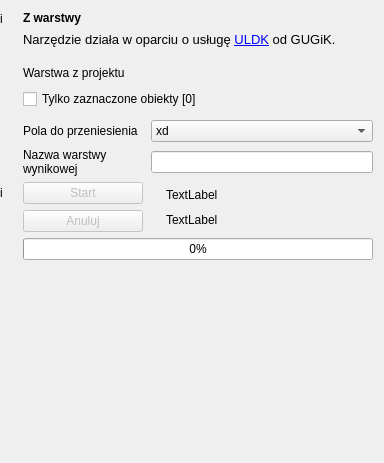
This is gissupport_plugin/modules/uldk/modules/layer_import/main_base.ui in gis-support/gis-support-plugin as Qt 5 draws it before an edit. The edited form follows.
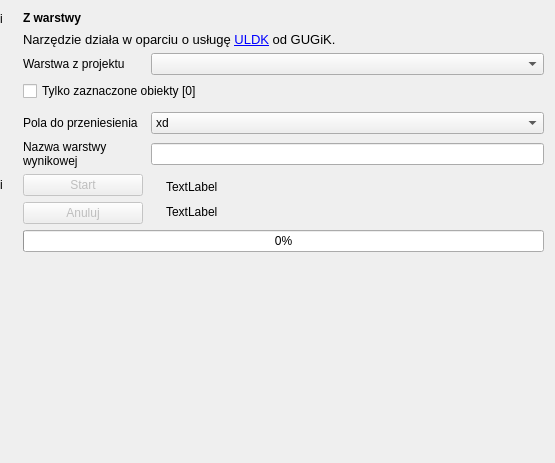
This is the edited form. Custom widgets are drawn as their Qt base class.

```diff
--- a/gissupport_plugin/modules/uldk/modules/layer_import/main_base.ui
+++ b/gissupport_plugin/modules/uldk/modules/layer_import/main_base.ui
@@ -6,7 +6,7 @@
    <rect>
     <x>0</x>
     <y>0</y>
-    <width>384</width>
+    <width>555</width>
     <height>463</height>
    </rect>
   </property>
@@ -37,117 +37,6 @@
      <property name="horizontalSpacing">
       <number>8</number>
      </property>
-     <item row="8" column="1">
-      <widget class="QPushButton" name="button_start">
-       <property name="enabled">
-        <bool>false</bool>
-       </property>
-       <property name="sizePolicy">
-        <sizepolicy hsizetype="Maximum" vsizetype="Fixed">
-         <horstretch>0</horstretch>
-         <verstretch>0</verstretch>
-        </sizepolicy>
-       </property>
-       <property name="minimumSize">
-        <size>
-         <width>120</width>
-         <height>0</height>
-        </size>
-       </property>
-       <property name="text">
-        <string>Start</string>
-       </property>
-      </widget>
-     </item>
-     <item row="9" column="1">
-      <widget class="QPushButton" name="button_cancel">
-       <property name="enabled">
-        <bool>false</bool>
-       </property>
-       <property name="sizePolicy">
-        <sizepolicy hsizetype="Minimum" vsizetype="Fixed">
-         <horstretch>0</horstretch>
-         <verstretch>0</verstretch>
-        </sizepolicy>
-       </property>
-       <property name="minimumSize">
-        <size>
-         <width>120</width>
-         <height>0</height>
-        </size>
-       </property>
-       <property name="maximumSize">
-        <size>
-         <width>120</width>
-         <height>16777215</height>
-        </size>
-       </property>
-       <property name="text">
-        <string>Anuluj</string>
-       </property>
-      </widget>
-     </item>
-     <item row="0" column="0">
-      <widget class="QLabel" name="label_info_icon">
-       <property name="maximumSize">
-        <size>
-         <width>15</width>
-         <height>15</height>
-        </size>
-       </property>
-       <property name="toolTip">
-        <string/>
-       </property>
-       <property name="text">
-        <string>i</string>
-       </property>
-       <property name="scaledContents">
-        <bool>true</bool>
-       </property>
-      </widget>
-     </item>
-     <item row="2" column="1">
-      <spacer name="verticalSpacer_2">
-       <property name="orientation">
-        <enum>Qt::Vertical</enum>
-       </property>
-       <property name="sizeType">
-        <enum>QSizePolicy::Minimum</enum>
-       </property>
-       <property name="sizeHint" stdset="0">
-        <size>
-         <width>20</width>
-         <height>10</height>
-        </size>
-       </property>
-      </spacer>
-     </item>
-     <item row="5" column="1">
-      <spacer name="verticalSpacer_4">
-       <property name="orientation">
-        <enum>Qt::Vertical</enum>
-       </property>
-       <property name="sizeType">
-        <enum>QSizePolicy::Preferred</enum>
-       </property>
-       <property name="sizeHint" stdset="0">
-        <size>
-         <width>20</width>
-         <height>5</height>
-        </size>
-       </property>
-      </spacer>
-     </item>
-     <item row="3" column="2">
-      <widget class="QgsMapLayerComboBox" name="layer_select" native="true">
-       <property name="minimumSize">
-        <size>
-         <width>65</width>
-         <height>0</height>
-        </size>
-       </property>
-      </widget>
-     </item>
      <item row="0" column="1" colspan="2">
       <widget class="QLabel" name="label_info">
        <property name="maximumSize">
@@ -186,24 +75,7 @@
        </property>
       </widget>
      </item>
-     <item row="7" column="1">
-      <widget class="QLabel" name="label_2">
-       <property name="maximumSize">
-        <size>
-         <width>150</width>
-         <height>100</height>
-        </size>
-       </property>
-       <property name="text">
-        <string>Nazwa warstwy
-wynikowej</string>
-       </property>
-       <property name="wordWrap">
-        <bool>true</bool>
-       </property>
-      </widget>
-     </item>
-     <item row="8" column="0">
+     <item row="7" column="0">
       <widget class="QLabel" name="label_info_start">
        <property name="maximumSize">
         <size>
@@ -222,7 +94,7 @@
        </property>
       </widget>
      </item>
-     <item row="6" column="1">
+     <item row="5" column="1">
       <widget class="QLabel" name="label_4">
        <property name="maximumSize">
         <size>
@@ -238,7 +110,135 @@
        </property>
       </widget>
      </item>
-     <item row="7" column="2">
+     <item row="2" column="1">
+      <widget class="QLabel" name="label">
+       <property name="minimumSize">
+        <size>
+         <width>0</width>
+         <height>20</height>
+        </size>
+       </property>
+       <property name="maximumSize">
+        <size>
+         <width>150</width>
+         <height>100</height>
+        </size>
+       </property>
+       <property name="text">
+        <string>Warstwa z projektu</string>
+       </property>
+      </widget>
+     </item>
+     <item row="0" column="0">
+      <widget class="QLabel" name="label_info_icon">
+       <property name="maximumSize">
+        <size>
+         <width>15</width>
+         <height>15</height>
+        </size>
+       </property>
+       <property name="toolTip">
+        <string/>
+       </property>
+       <property name="text">
+        <string>i</string>
+       </property>
+       <property name="scaledContents">
+        <bool>true</bool>
+       </property>
+      </widget>
+     </item>
+     <item row="2" column="2">
+      <widget class="QgsMapLayerComboBox" name="layer_select">
+       <property name="minimumSize">
+        <size>
+         <width>65</width>
+         <height>0</height>
+        </size>
+       </property>
+      </widget>
+     </item>
+     <item row="4" column="1">
+      <spacer name="verticalSpacer_4">
+       <property name="orientation">
+        <enum>Qt::Vertical</enum>
+       </property>
+       <property name="sizeType">
+        <enum>QSizePolicy::Preferred</enum>
+       </property>
+       <property name="sizeHint" stdset="0">
+        <size>
+         <width>20</width>
+         <height>5</height>
+        </size>
+       </property>
+      </spacer>
+     </item>
+     <item row="8" column="1">
+      <widget class="QPushButton" name="button_cancel">
+       <property name="enabled">
+        <bool>false</bool>
+       </property>
+       <property name="sizePolicy">
+        <sizepolicy hsizetype="Minimum" vsizetype="Fixed">
+         <horstretch>0</horstretch>
+         <verstretch>0</verstretch>
+        </sizepolicy>
+       </property>
+       <property name="minimumSize">
+        <size>
+         <width>120</width>
+         <height>0</height>
+        </size>
+       </property>
+       <property name="maximumSize">
+        <size>
+         <width>120</width>
+         <height>16777215</height>
+        </size>
+       </property>
+       <property name="text">
+        <string>Anuluj</string>
+       </property>
+      </widget>
+     </item>
+     <item row="6" column="1">
+      <widget class="QLabel" name="label_2">
+       <property name="maximumSize">
+        <size>
+         <width>150</width>
+         <height>100</height>
+        </size>
+       </property>
+       <property name="text">
+        <string>Nazwa warstwy
+wynikowej</string>
+       </property>
+       <property name="wordWrap">
+        <bool>true</bool>
+       </property>
+      </widget>
+     </item>
+     <item row="9" column="1" colspan="2">
+      <widget class="QProgressBar" name="progress_bar">
+       <property name="sizePolicy">
+        <sizepolicy hsizetype="Preferred" vsizetype="Fixed">
+         <horstretch>0</horstretch>
+         <verstretch>0</verstretch>
+        </sizepolicy>
+       </property>
+       <property name="minimumSize">
+        <size>
+         <width>65</width>
+         <height>0</height>
+        </size>
+       </property>
+       <property name="value">
+        <number>0</number>
+       </property>
+      </widget>
+     </item>
+     <item row="6" column="2">
       <widget class="QLineEdit" name="text_edit_target_layer_name">
        <property name="sizePolicy">
         <sizepolicy hsizetype="Preferred" vsizetype="Fixed">
@@ -254,7 +254,57 @@
        </property>
       </widget>
      </item>
-     <item row="8" column="2" rowspan="2">
+     <item row="7" column="1">
+      <widget class="QPushButton" name="button_start">
+       <property name="enabled">
+        <bool>false</bool>
+       </property>
+       <property name="sizePolicy">
+        <sizepolicy hsizetype="Maximum" vsizetype="Fixed">
+         <horstretch>0</horstretch>
+         <verstretch>0</verstretch>
+        </sizepolicy>
+       </property>
+       <property name="minimumSize">
+        <size>
+         <width>120</width>
+         <height>0</height>
+        </size>
+       </property>
+       <property name="text">
+        <string>Start</string>
+       </property>
+      </widget>
+     </item>
+     <item row="5" column="2">
+      <widget class="QgsCheckableComboBox" name="combobox_fields_select">
+       <property name="minimumSize">
+        <size>
+         <width>65</width>
+         <height>0</height>
+        </size>
+       </property>
+       <property name="defaultText">
+        <string>Kliknij strzałkę, aby wybrać</string>
+       </property>
+       <item>
+        <property name="text">
+         <string>xd</string>
+        </property>
+       </item>
+       <item>
+        <property name="text">
+         <string>Nowy element</string>
+        </property>
+       </item>
+       <item>
+        <property name="text">
+         <string>dx</string>
+        </property>
+       </item>
+      </widget>
+     </item>
+     <item row="7" column="2" rowspan="2">
       <layout class="QVBoxLayout" name="verticalLayout_3">
        <property name="leftMargin">
         <number>15</number>
@@ -278,7 +328,7 @@
        </item>
       </layout>
      </item>
-     <item row="4" column="1" colspan="2">
+     <item row="3" column="1" colspan="2">
       <widget class="QCheckBox" name="checkbox_selected_only">
        <property name="minimumSize">
         <size>
@@ -297,72 +347,6 @@
        </property>
       </widget>
      </item>
-     <item row="3" column="1">
-      <widget class="QLabel" name="label">
-       <property name="minimumSize">
-        <size>
-         <width>0</width>
-         <height>20</height>
-        </size>
-       </property>
-       <property name="maximumSize">
-        <size>
-         <width>150</width>
-         <height>100</height>
-        </size>
-       </property>
-       <property name="text">
-        <string>Warstwa z projektu</string>
-       </property>
-      </widget>
-     </item>
-     <item row="6" column="2">
-      <widget class="QgsCheckableComboBox" name="combobox_fields_select">
-       <property name="minimumSize">
-        <size>
-         <width>65</width>
-         <height>0</height>
-        </size>
-       </property>
-       <property name="defaultText" stdset="0">
-        <string>Kliknij strzałkę, aby wybrać</string>
-       </property>
-       <item>
-        <property name="text">
-         <string>xd</string>
-        </property>
-       </item>
-       <item>
-        <property name="text">
-         <string>Nowy element</string>
-        </property>
-       </item>
-       <item>
-        <property name="text">
-         <string>dx</string>
-        </property>
-       </item>
-      </widget>
-     </item>
-     <item row="10" column="1" colspan="2">
-      <widget class="QProgressBar" name="progress_bar">
-       <property name="sizePolicy">
-        <sizepolicy hsizetype="Preferred" vsizetype="Fixed">
-         <horstretch>0</horstretch>
-         <verstretch>0</verstretch>
-        </sizepolicy>
-       </property>
-       <property name="minimumSize">
-        <size>
-         <width>65</width>
-         <height>0</height>
-        </size>
-       </property>
-       <property name="value">
-        <number>0</number>
-       </property>
-      </widget>
-     </item>
     </layout>
    </item>
    <item>
@@ -381,16 +365,16 @@
   </layout>
  </widget>
  <customwidgets>
-  <customwidget>
-   <class>QgsMapLayerComboBox</class>
-   <extends>QWidget</extends>
-   <header>qgsmaplayercombobox.h</header>
-  </customwidget>
   <customwidget>
    <class>QgsCheckableComboBox</class>
    <extends>QComboBox</extends>
    <header>qgscheckablecombobox.h</header>
   </customwidget>
+  <customwidget>
+   <class>QgsMapLayerComboBox</class>
+   <extends>QComboBox</extends>
+   <header>qgsmaplayercombobox.h</header>
+  </customwidget>
  </customwidgets>
  <resources/>
  <connections/>
```
